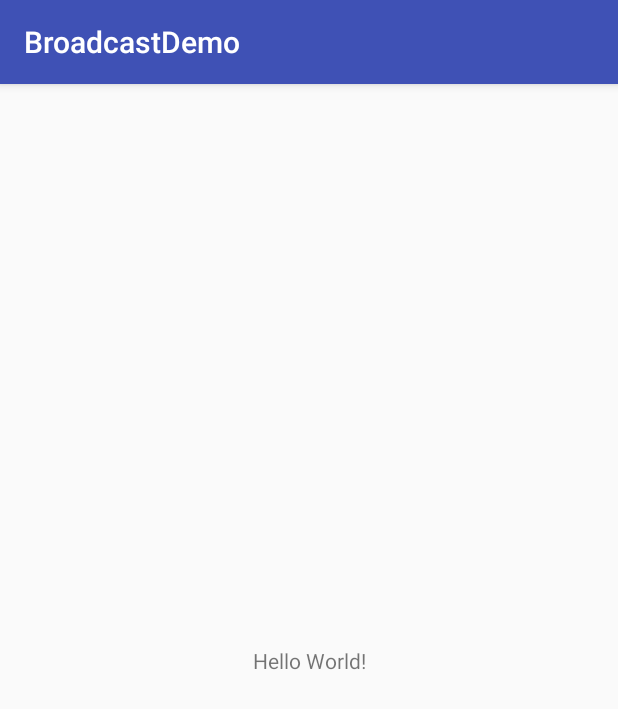
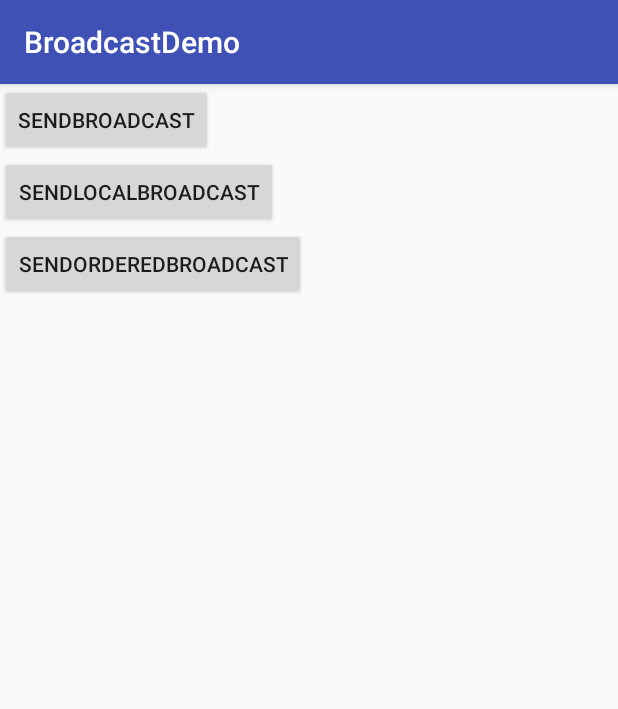
Before and after one commit to zhaoxiaowen-sven/BroadcastDemo, an Android app: the screen it shows after launch (MainActivity), on a phone screen of 412 x 824 dp. Shown: the top 709 px of the screen. Run offline under Robolectric (Android 15) with nearby library versions, the phone set to English and light mode, and no system bars.

Commit message:
add more

```diff
--- a/app/src/main/java/com/example/sven/broadcastdemo/MainActivity.java
+++ b/app/src/main/java/com/example/sven/broadcastdemo/MainActivity.java
@@ -7,29 +7,96 @@ import android.content.IntentFilter;
 import android.os.Bundle;
 import android.support.v4.content.LocalBroadcastManager;
 import android.support.v7.app.AppCompatActivity;
+import android.util.Log;
+import android.view.View;
+import android.widget.Button;
 
-public class MainActivity extends AppCompatActivity {
+public class MainActivity extends AppCompatActivity implements View.OnClickListener{
+
+    private static final String TAG = "MainActivity1";
+
+    private Button bt1, bt2;
+    private BroadcastReceiver myReceiver = new MyReceiver();
+    private LocalBroadcastManager mLocalBroadcastManager;
+    private MyInnerReceiver myInnerReceiver;
+
+    class MyInnerReceiver extends BroadcastReceiver{
+
+        @Override
+        public void onReceive(Context context, Intent intent) {
+            String action = intent.getAction();
+            switch (action){
+                case "MyIntent":
+                    Log.i(TAG, "receive MyInnerReceiver MyIntent");
+                    break;
+                case "localManagerIntent":
+                    Log.i(TAG, "receive MyInnerReceiver localManagerIntent");
+                    break;
+            }
+        }
+    }
+
 
     @Override
     protected void onCreate(Bundle savedInstanceState) {
         super.onCreate(savedInstanceState);
         setContentView(R.layout.activity_main);
-        BroadcastReceiver br = new MyBroadcastReceiver();
+        Log.i(TAG, "onCreate...");
+        bt1 = (Button) findViewById(R.id.bt1);
+        bt1.setOnClickListener(this);
+
+        bt2 = (Button) findViewById(R.id.bt2);
+        bt2.setOnClickListener(this);
+
+        initMyReceiver();
+        initLocalReceiver();
+        initMyInnerReceiver();
+    }
+
+    private void initLocalReceiver() {
+        IntentFilter intentFilter = new IntentFilter();
+        intentFilter.addAction("localManagerIntent");
+        mLocalBroadcastManager = LocalBroadcastManager.getInstance(this);
+        mLocalBroadcastManager.registerReceiver(myReceiver,intentFilter);
+    }
+
+    public void initMyReceiver(){
         IntentFilter intentFilter = new IntentFilter();
         intentFilter.addAction("MyIntent");
-        registerReceiver(br, intentFilter);
-
-        LocalBroadcastManager localBroadcastManager = LocalBroadcastManager.getInstance(this);
-        localBroadcastManager.registerReceiver(br, intentFilter);
-        sendBroadcast(new Intent(""), "");
+        registerReceiver(myReceiver, intentFilter);
     }
 
-    class MyBroadcastReceiver extends BroadcastReceiver{
-        @Override
-        public void onReceive(Context context, Intent intent) {
+    public void initMyInnerReceiver(){
+        IntentFilter intentFilter = new IntentFilter();
+        intentFilter.addAction("MyIntent");
+        intentFilter.addAction("localManagerIntent");
+        myInnerReceiver = new MyInnerReceiver();
+        registerReceiver(myInnerReceiver, intentFilter);
+    }
 
+
+    @Override
+    public void onClick(View v) {
+        Log.i(TAG, "MainActivity");
+        switch (v.getId()){
+            case R.id.bt1:
+                Log.i(TAG, "MainActivity");
+                sendBroadcast(new Intent("MyIntent"));
+                break;
+            case R.id.bt2:
+                mLocalBroadcastManager.sendBroadcast(new Intent("localManagerIntent"));
+                break;
+            case R.id.bt3:
+
+                break;
+            default:
+                break;
         }
     }
 
-
+    @Override
+    protected void onDestroy() {
+        super.onDestroy();
+        unregisterReceiver(myReceiver);
+    }
 }
--- a/app/src/main/res/layout/activity_main.xml
+++ b/app/src/main/res/layout/activity_main.xml
@@ -1,18 +1,26 @@
 <?xml version="1.0" encoding="utf-8"?>
-<android.support.constraint.ConstraintLayout xmlns:android="http://schemas.android.com/apk/res/android"
+<LinearLayout xmlns:android="http://schemas.android.com/apk/res/android"
     xmlns:app="http://schemas.android.com/apk/res-auto"
     xmlns:tools="http://schemas.android.com/tools"
     android:layout_width="match_parent"
     android:layout_height="match_parent"
+    android:orientation="vertical"
     tools:context="com.example.sven.broadcastdemo.MainActivity">
 
-    <TextView
+    <Button
+        android:id="@+id/bt1"
+        android:text="sendBroadcast"
         android:layout_width="wrap_content"
-        android:layout_height="wrap_content"
-        android:text="Hello World!"
-        app:layout_constraintBottom_toBottomOf="parent"
-        app:layout_constraintLeft_toLeftOf="parent"
-        app:layout_constraintRight_toRightOf="parent"
-        app:layout_constraintTop_toTopOf="parent" />
+        android:layout_height="wrap_content" />
+    <Button
+        android:id="@+id/bt2"
+        android:text="sendLocalBroadcast"
+        android:layout_width="wrap_content"
+        android:layout_height="wrap_content" />
+    <Button
+        android:id="@+id/bt3"
+        android:text="sendOrderedBroadcast"
+        android:layout_width="wrap_content"
+        android:layout_height="wrap_content" />
 
-</android.support.constraint.ConstraintLayout>
+</LinearLayout>
```
Also changed, not shown: app/src/main/AndroidManifest.xml (+18 -8 lines), app/src/main/java/com/example/sven/broadcastdemo/MyReceiver.java (+14 -1 lines), app/src/main/java/com/example/sven/broadcastdemo/MyService.java (added, +41 -0 lines), 1 other file.
